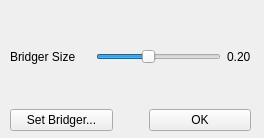
Old version of the form forms/GESPanel.ui in the repository TopModLab/Unfolding.
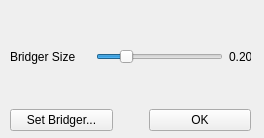
New version of the form.

What changed in the file:
```diff
--- a/forms/GESPanel.ui
+++ b/forms/GESPanel.ui
@@ -47,7 +47,7 @@
       <item>
        <widget class="QSlider" name="sizeSlider">
         <property name="maximum">
-         <number>49</number>
+         <number>99</number>
         </property>
         <property name="value">
          <number>20</number>
@@ -71,6 +71,12 @@
           <height>0</height>
          </size>
         </property>
+        <property name="maximumSize">
+         <size>
+          <width>22</width>
+          <height>16777215</height>
+         </size>
+        </property>
         <property name="text">
          <string>0.20</string>
         </property>
```
